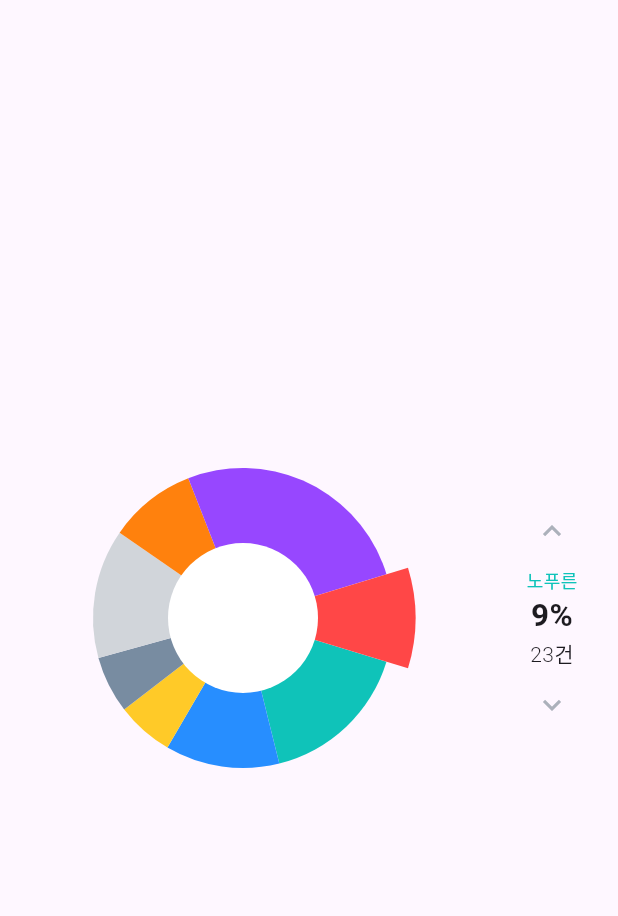
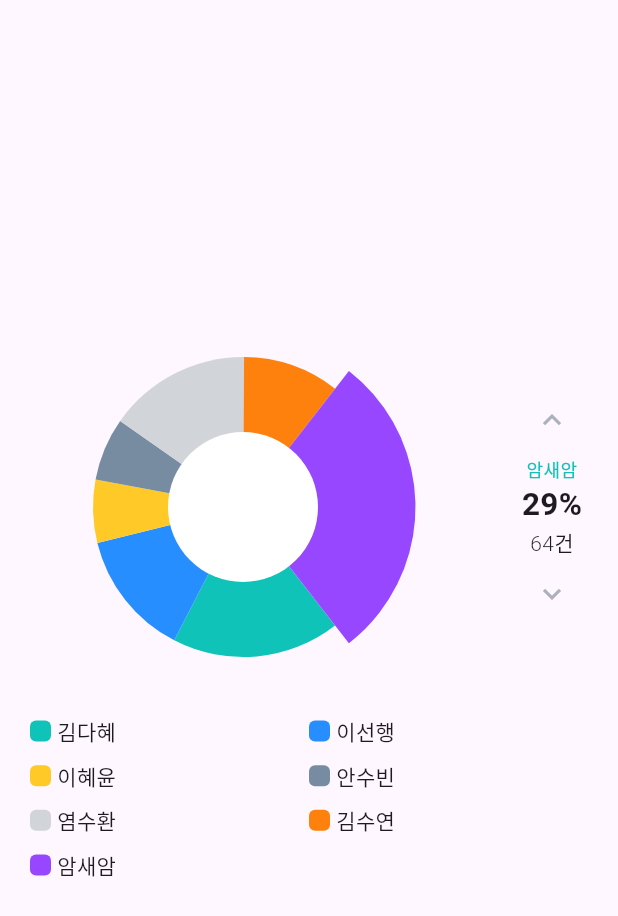
Before and after one commit to LeeSunHaeng/custom_chart, a Flutter app: the PieChartScreen screen opened directly, after a tap on the "keyboard arrow up" icon, on a phone screen of 412 x 824 dp. Shown: the top 916 px of the screen. Run offline on Flutter 3.47's test engine with Material 3 defaults, Android fonts, the phone set to English and light mode, and no system bars; our stand-ins replace fl_chart, latlong2, webview_flutter; missing offline and left inert: point_in_polygon, word_cloud.

Commit message:
pie chart1 카테고리 보이도록 수정
pie chart1 카테고리 보이도록 수정

```diff
--- a/map_demo/lib/pie_chart/pie_chart_screen.dart
+++ b/map_demo/lib/pie_chart/pie_chart_screen.dart
@@ -2,6 +2,15 @@ import 'dart:math';
 
 import 'package:flutter/material.dart';
 import 'package:map_demo/pie_chart/pie_chart_painter.dart';
+
+class PieChartDataModel {
+  final String name;
+  final int value;
+  final Color color;
+  PieChartDataModel({required this.name, required this.value, required this.color});
+
+  Map<String, int> toJson() => {name: value};
+}
 
 // 파일을 StatefulWidget으로 변경
 class PieChartScreen extends StatefulWidget {
@@ -22,17 +31,36 @@ class _PieChartScreenState extends State<PieChartScreen> with TickerProviderStat
 
   double _cumulativeRotation = pi / 4;
 
-  final List<double> data = const [40, 30, 15, 15, 34, 23, 64, 23];
-  final List<String> dataName = const [
-    '김다혜',
-    '이선행',
-    '이혜윤',
-    '안수빈',
-    '염수환',
-    '김수연',
-    '암새암',
-    '노푸른',
+  final List<PieChartDataModel> chartData = [
+    PieChartDataModel(name: '김다혜', value: 40, color: Color(0xFF0FC3B9)),
+    PieChartDataModel(name: '이선행', value: 30, color: Color(0xFF278EFF)),
+    PieChartDataModel(name: '이혜윤', value: 15, color: Color(0xFFFFCA28)),
+    PieChartDataModel(name: '안수빈', value: 15, color: Color(0xFF788CA1)),
+    PieChartDataModel(name: '염수환', value: 34, color: Color(0xFFD1D5DA)),
+    PieChartDataModel(name: '김수연', value: 23, color: Color(0xFFFF810D)),
+    PieChartDataModel(name: '암새암', value: 64, color: Color(0xFF9747FF)),
   ];
+  //
+  // final List<double> data = const [
+  //   40,
+  //   30,
+  //   15,
+  //   15,
+  //   34,
+  //   23,
+  //   64,
+  //   23,
+  // ];
+  // final List<String> dataName = const [
+  //   '김다혜',
+  //   '이선행',
+  //   '이혜윤',
+  //   '안수빈',
+  //   '염수환',
+  //   '김수연',
+  //   '암새암',
+  //   '노푸른',
+  // ];
   final List<Color> colors = const [
     Color(0xFF0FC3B9), // Blue
     Color(0xFF278EFF), // Orange
@@ -57,8 +85,9 @@ class _PieChartScreenState extends State<PieChartScreen> with TickerProviderStat
     );
 
     //시작 애니메이션 세팅
-    final double total = data.fold(0, (sum, item) => sum + item);
-    final double sweep = data[0] / total * 2 * pi;
+    // final double total = data.fold(0, (sum, item) => sum + item);
+    final double total = chartData.fold(0, (sum, item) => sum + item.value);
+    final double sweep = chartData[0].value / total * 2 * pi;
     final double rotate = pi / 2 - sweep / 2;
 
     // 회전 애니메이션 컨트롤러
@@ -92,7 +121,10 @@ class _PieChartScreenState extends State<PieChartScreen> with TickerProviderStat
         padding: EdgeInsets.symmetric(horizontal: 20),
         child: Center(
           // Row로 차트와 버튼 배치
-          child: Row(
+          child: Column(
+            mainAxisAlignment: MainAxisAlignment.center,
+            children: [
+              Row(
                 mainAxisAlignment: MainAxisAlignment.center,
                 crossAxisAlignment: CrossAxisAlignment.center,
                 children: [
@@ -108,7 +140,7 @@ class _PieChartScreenState extends State<PieChartScreen> with TickerProviderStat
                           child: CustomPaint(
                             size: const Size(200, 200),
                             painter: PieChartPainter(
-                          data: data,
+                              data: chartData.map((e) => e.value.toDouble()).toList(),
                               colors: colors,
                               selectedIndex: _selectedIndex,
                               selectedRadiusIncrease: _sizeAnimation.value,
@@ -132,11 +164,11 @@ class _PieChartScreenState extends State<PieChartScreen> with TickerProviderStat
                       Text.rich(
                         textAlign: TextAlign.center,
                         TextSpan(text: '', children: [
-                      TextSpan(text: '${dataName[_selectedIndex ?? 0]}\n', style: const TextStyle(fontSize: 12, fontWeight: FontWeight.w300, color: Color(0xFF0FC3B9))),
+                          TextSpan(text: '${chartData[_selectedIndex ?? 0].name}\n', style: const TextStyle(fontSize: 12, fontWeight: FontWeight.w300, color: Color(0xFF0FC3B9))),
                           TextSpan(
-                          text: '${(data[_selectedIndex ?? 0] / data.fold(0, (sum, item) => sum + item) * 100).toStringAsFixed(0)}%\n',
+                              text: '${(chartData[_selectedIndex ?? 0].value / chartData.fold(0, (sum, item) => sum + item.value) * 100).toStringAsFixed(0)}%\n',
                               style: const TextStyle(fontSize: 21, fontWeight: FontWeight.w700)),
-                      TextSpan(text: '${data[_selectedIndex ?? 0].toStringAsFixed(0)}건', style: const TextStyle(fontSize: 14, fontWeight: FontWeight.w300)),
+                          TextSpan(text: '${chartData[_selectedIndex ?? 0].value.toStringAsFixed(0)}건', style: const TextStyle(fontSize: 14, fontWeight: FontWeight.w300)),
                         ]),
                       ),
                       IconButton(
@@ -148,6 +180,10 @@ class _PieChartScreenState extends State<PieChartScreen> with TickerProviderStat
                   ),
                 ],
               ),
+              const SizedBox(height: 40),
+              _categoryWidget(),
+            ],
+          ),
         ),
       ),
     );
@@ -155,14 +191,14 @@ class _PieChartScreenState extends State<PieChartScreen> with TickerProviderStat
 
   // 차트를 회전시키는 메인 로직
   void _rotateChart(int direction) {
-    if (data.isEmpty) return;
+    if (chartData.isEmpty) return;
 
     final int currentIndex = _selectedIndex;
 
     // 1. 다음 선택 인덱스 계산
     int newIndex = currentIndex + direction;
-    if (newIndex >= data.length) newIndex = 0;
-    if (newIndex < 0) newIndex = data.length - 1;
+    if (newIndex >= chartData.length) newIndex = 0;
+    if (newIndex < 0) newIndex = chartData.length - 1;
 
     setState(() {
       _selectedIndex = newIndex;
@@ -193,8 +229,8 @@ class _PieChartScreenState extends State<PieChartScreen> with TickerProviderStat
   }
 
   double _getMidAngleOfSlice(int index) {
-    final double total = data.fold(0.0, (sum, item) => sum + item);
-    final sweepAngle = (data[index] / total) * 2 * pi;
+    final double total = chartData.fold(0.0, (sum, item) => sum + item.value);
+    final sweepAngle = (chartData[index].value / total) * 2 * pi;
     return sweepAngle;
   }
 
@@ -203,4 +239,45 @@ class _PieChartScreenState extends State<PieChartScreen> with TickerProviderStat
     // ... 이전과 동일한 로직 ...
     // 단, 탭 했을 때도 회전시키려면 여기서 _rotateChart 호출
   }
+
+  Widget _categoryWidget() {
+    return GridView.count(
+      padding: EdgeInsets.zero,
+      shrinkWrap: true,
+      crossAxisCount: 2,
+      childAspectRatio: 139 / 14,
+      mainAxisSpacing: 11,
+      physics: const NeverScrollableScrollPhysics(),
+      children: [
+        ...chartData.map(
+          (e) => _categoryItem(name: e.name, color: e.color),
+        )
+      ],
+    );
   }
+
+  Widget _categoryItem({required String name, required Color color}) {
+    return Row(
+      crossAxisAlignment: CrossAxisAlignment.center,
+      mainAxisAlignment: MainAxisAlignment.start,
+      children: [
+        Container(
+          width: 14,
+          height: 14,
+          decoration: BoxDecoration(
+            color: color,
+            borderRadius: BorderRadius.circular(4),
+          ),
+        ),
+        SizedBox(
+          width: 4,
+        ),
+        Text(
+          name,
+          style: const TextStyle(fontSize: 14, fontWeight: FontWeight.w300, height: 1),
+          textAlign: TextAlign.center,
+        ),
+      ],
+    );
+  }
+}
```
Also changed, not shown: map_demo/model/chart/sigungu_model.dart (added, +69 -0 lines). Lines whose indentation alone changed are shown as unchanged.
